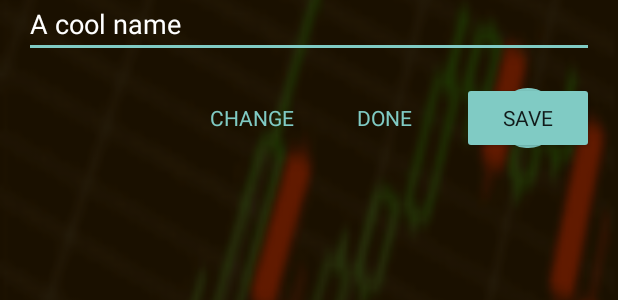
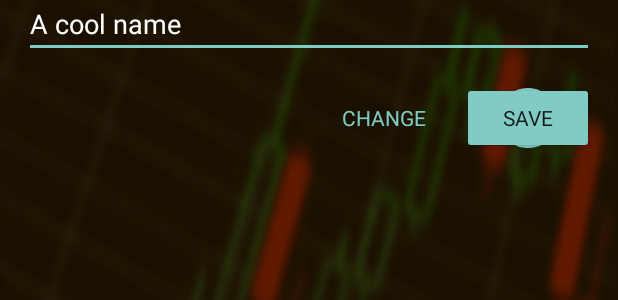
Before and after one commit to ademar111190/BitAC, an Android app: the layout check_address_output.xml on its own in the app's theme, with its tools: preview values and no code run, on a phone screen of 412 x 824 dp. Shown: the part 265-565 px from the top of the screen. Run offline under Robolectric (Android 15) with nearby library versions, the phone set to English and light mode, and no system bars; Roboto replaces fonts that are not available here.

Commit message:
Remove done option to improve UX

```diff
--- a/Android/app/src/main/java/ademar/bitac/interactor/Analytics.kt
+++ b/Android/app/src/main/java/ademar/bitac/interactor/Analytics.kt
@@ -59,10 +59,6 @@ class Analytics @Inject constructor(
         answers.logCustom(CustomEvent("VerifyAddressChange"))
     }
 
-    fun trackVerifyAddressDone() {
-        answers.logCustom(CustomEvent("VerifyAddressDone"))
-    }
-
     fun trackVerifyAddressVerify(e: Throwable? = null) {
         answers.logCustom(CustomEvent("VerifyAddressSubmit")
                 .putCustomAttribute("success", if (e == null) "yes" else "no")
--- a/Android/app/src/main/java/ademar/bitac/presenter/CheckAddressPresenter.kt
+++ b/Android/app/src/main/java/ademar/bitac/presenter/CheckAddressPresenter.kt
@@ -58,11 +58,6 @@ class CheckAddressPresenter @Inject constructor(
     fun cancel() {
         activity.finish()
         analytics.trackVerifyAddressCancel()
-    }
-
-    fun done() {
-        activity.finish()
-        analytics.trackVerifyAddressDone()
     }
 
     fun parseAction(action: String?) {
--- a/Android/app/src/main/java/ademar/bitac/view/CheckAddressActivity.kt
+++ b/Android/app/src/main/java/ademar/bitac/view/CheckAddressActivity.kt
@@ -57,7 +57,6 @@ abstract class CheckAddressActivity : AppCompatActivity(), CheckAddressView {
         input_cancel.setOnClickListener { presenter.cancel() }
         input_check.setOnClickListener { presenter.check(input_address.text.toString()) }
         output_change.setOnClickListener { presenter.change() }
-        output_done.setOnClickListener { presenter.done() }
         output_save.setOnClickListener { presenter.save(output_name.text.toString()) }
         input_address.setActionNext { presenter.check(input_address.text.toString()) }
         output_name.setActionSend { presenter.save(output_name.text.toString()) }
@@ -127,7 +126,6 @@ abstract class CheckAddressActivity : AppCompatActivity(), CheckAddressView {
             output_root.visibility = View.VISIBLE
 
             output_change.visibility = View.VISIBLE
-            output_done.visibility = View.VISIBLE
             output_save.visibility = View.VISIBLE
             output_load.visibility = View.GONE
 
@@ -152,7 +150,6 @@ abstract class CheckAddressActivity : AppCompatActivity(), CheckAddressView {
 
     override fun showSaveLoading() {
         output_change.visibility = View.GONE
-        output_done.visibility = View.GONE
         output_save.visibility = View.GONE
         output_load.visibility = View.VISIBLE
     }
--- a/Android/app/src/main/res/layout/check_address_output.xml
+++ b/Android/app/src/main/res/layout/check_address_output.xml
@@ -80,21 +80,9 @@
         android:layout_below="@+id/output_name_layout"
         android:layout_marginBottom="16dp"
         android:layout_marginTop="16dp"
-        android:layout_toStartOf="@+id/output_done"
+        android:layout_toStartOf="@+id/output_save"
         android:fontFamily="?attr/theme_font"
         android:text="@string/check_address_action_change"/>
-
-    <Button
-        android:id="@+id/output_done"
-        style="@style/Widget.AppCompat.Button.Borderless.Colored"
-        android:layout_width="wrap_content"
-        android:layout_height="wrap_content"
-        android:layout_below="@+id/output_name_layout"
-        android:layout_marginBottom="16dp"
-        android:layout_marginTop="16dp"
-        android:layout_toStartOf="@+id/output_save"
-        android:fontFamily="?attr/theme_font"
-        android:text="@string/check_address_action_done"/>
 
     <Button
         android:id="@+id/output_save"
--- a/Android/app/src/main/res/values/strings.xml
+++ b/Android/app/src/main/res/values/strings.xml
@@ -26,7 +26,6 @@
     <string name="check_address_address">Address</string>
     <string name="check_address_name">Name</string>
     <string name="check_address_action_change">Change</string>
-    <string name="check_address_action_done">Done</string>
     <string name="check_address_qr_code_fail">Failed to read the address</string>
     <string name="check_address_invalid_address">Invalid address</string>
 
```
Also changed, not shown: 3 other files.
